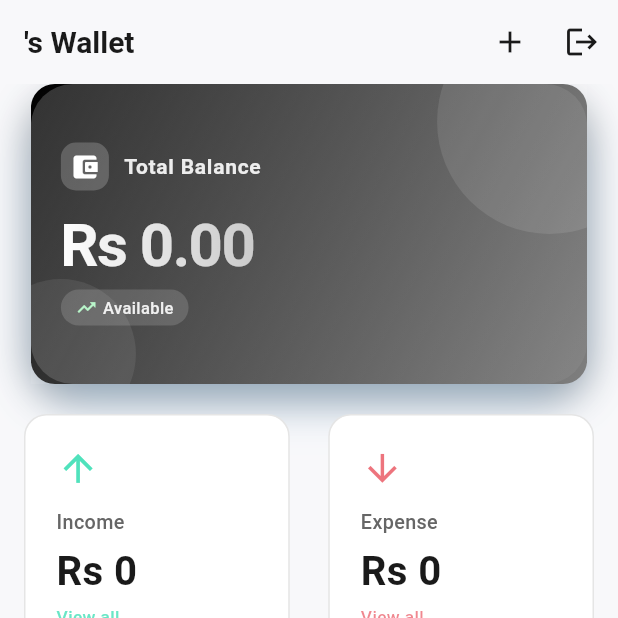
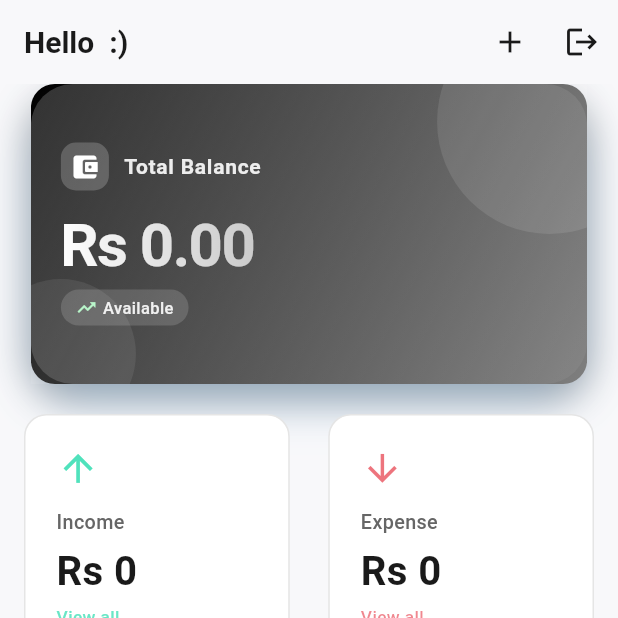
Before and after one commit to AayushPandeyy/FinSync, a Flutter app: the screen it shows once a user with an empty profile is signed in, on a phone screen of 412 x 824 dp, the top half of it. Run offline on Flutter 3.47's test engine with Material 3 defaults, Android fonts, the phone set to English and light mode, and no system bars; our stand-ins replace cloud_firestore, firebase_auth, firebase_core, fl_chart, flutter_slidable, google_fonts and 2 more; accounts and stored records are empty; network calls fail; Roboto replaces fonts that are missing (Afacad).

Commit message:
Integrated AdMob

```diff
--- a/lib/main.dart
+++ b/lib/main.dart
@@ -5,10 +5,13 @@ import 'package:finance_tracker/pages/auth/LoginPage.dart';
 import 'package:firebase_core/firebase_core.dart';
 import 'package:flutter/material.dart';
 import 'package:google_fonts/google_fonts.dart';
+import 'package:google_mobile_ads/google_mobile_ads.dart';
 
 void main() async {
   WidgetsFlutterBinding.ensureInitialized();
   await Firebase.initializeApp(options: DefaultFirebaseOptions.currentPlatform);
+  MobileAds.instance.initialize();
+
   runApp(const MyApp());
 }
 
--- a/lib/pages/homePage/HomePage.dart
+++ b/lib/pages/homePage/HomePage.dart
@@ -14,6 +14,7 @@ import 'package:finance_tracker/widgets/homePage/TotalBalanceWidget.dart';
 import 'package:finance_tracker/widgets/homePage/featureBox.dart';
 import 'package:firebase_auth/firebase_auth.dart';
 import 'package:flutter/material.dart';
+import 'package:google_mobile_ads/google_mobile_ads.dart';
 import 'package:lottie/lottie.dart';
 
 class HomePage extends StatefulWidget {
@@ -27,6 +28,39 @@ class _HomePageState extends State<HomePage> {
   FirestoreService service = FirestoreService();
   FirebaseAuth auth = FirebaseAuth.instance;
   User currUser = FirebaseAuth.instance.currentUser!;
+    late BannerAd _bannerAd;
+  bool _isBannerAdLoaded = false;
+    @override
+  void initState() {
+    super.initState();
+
+    // Initialize banner ad
+    _bannerAd = BannerAd(
+      adUnitId: 'ca-app-pub-3804780729029008/8582553165', // test ID, replace with your own
+      size: AdSize.banner,
+      request: AdRequest(),
+      listener: BannerAdListener(
+        onAdLoaded: (ad) {
+          setState(() {
+            _isBannerAdLoaded = true;
+          });
+        },
+        onAdFailedToLoad: (ad, error) {
+          print('BannerAd failed to load: $error');
+          ad.dispose();
+        },
+      ),
+    );
+
+    _bannerAd.load();
+  }
+
+  @override
+  void dispose() {
+    _bannerAd.dispose();
+    super.dispose();
+  }
+
 
   @override
   Widget build(BuildContext context) {
@@ -50,7 +84,7 @@ class _HomePageState extends State<HomePage> {
               backgroundColor: const Color(0xfff8f8fa),
               elevation: 0,
               title: Text(
-                "${data["username"]}'s Wallet",
+                "Hello ${data["username"]} :)",
                 style: const TextStyle(
                     fontSize: 20,
                     fontWeight: FontWeight.bold,
@@ -277,6 +311,15 @@ class _HomePageState extends State<HomePage> {
                   ),
 
                   const SizedBox(height: 24),
+                  if (_isBannerAdLoaded)
+  Center(
+    child: Container(
+      width: _bannerAd.size.width.toDouble(),
+      height: _bannerAd.size.height.toDouble(),
+      child: AdWidget(ad: _bannerAd),
+    ),
+  ),
+const SizedBox(height: 24),
 
                   // Recent Transactions Widget (if you have it)
                   // const RecentTransactionsWidget(),
--- a/pubspec.yaml
+++ b/pubspec.yaml
@@ -43,6 +43,7 @@ dependencies:
   uuid: ^4.5.1
   flutter_slidable: ^4.0.3
   fl_chart: ^0.69.0
+  google_mobile_ads: ^6.0.0
 
 dev_dependencies:
   flutter_launcher_icons: ^0.14.1
```
Also changed, not shown: pubspec.lock, 4 other files.
